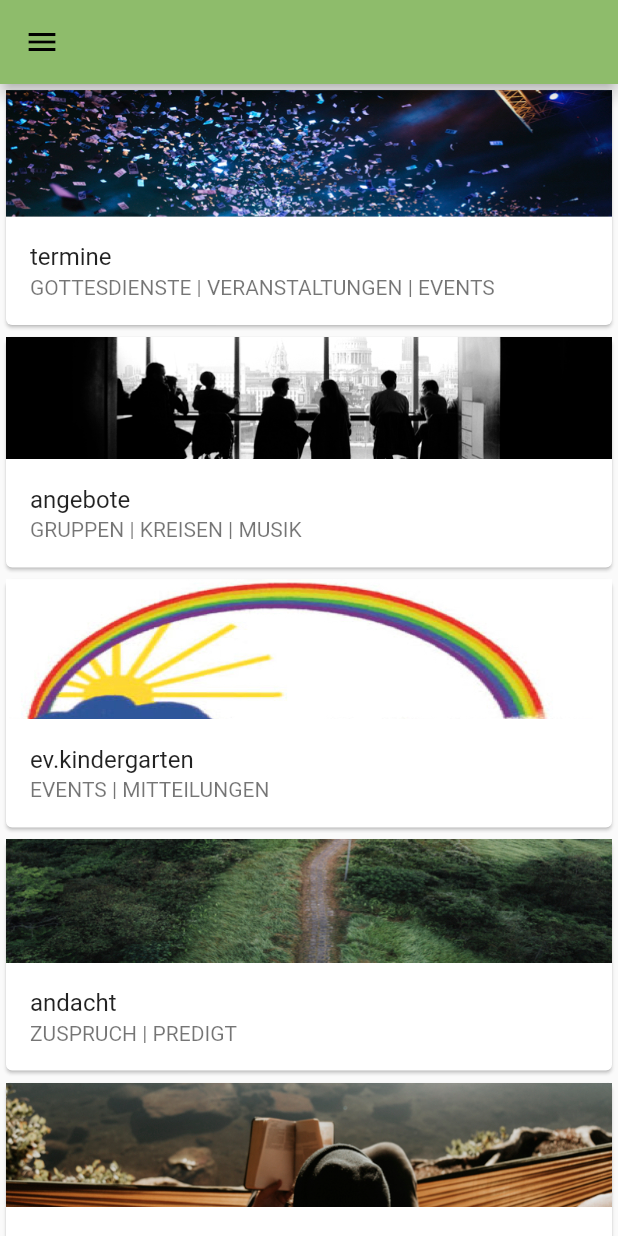
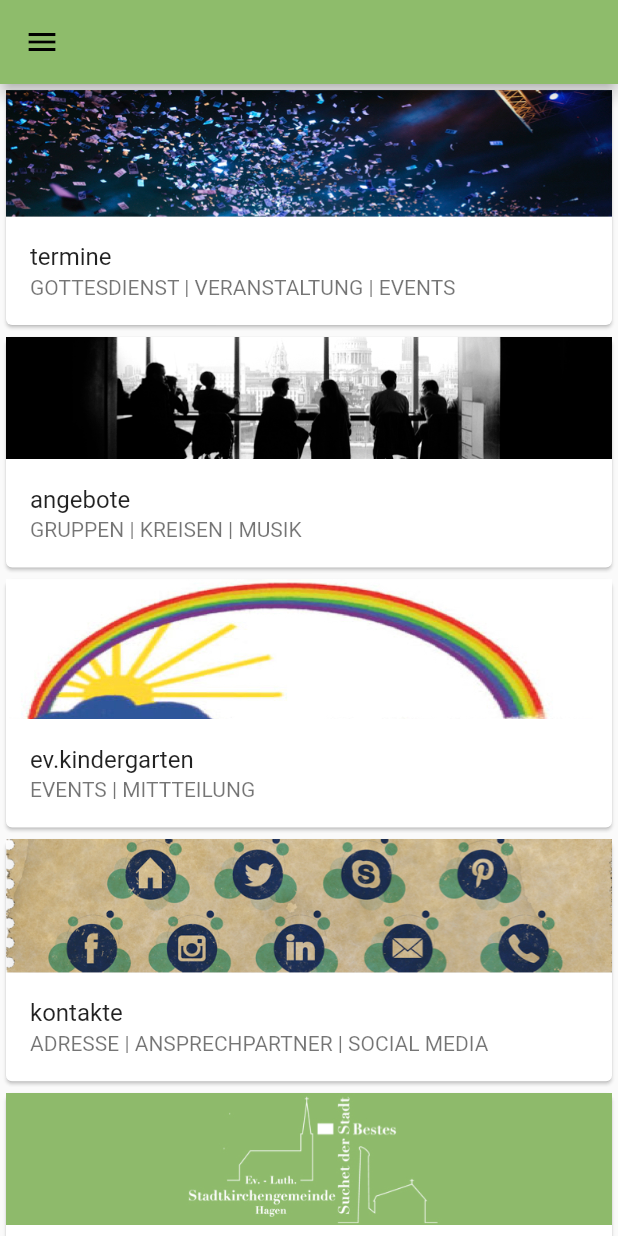
Before and after one commit to chibodev/skg-hagen, a Flutter app: the screen it shows after launch, in the side drawer, after a tap on "Home", on a phone screen of 412 x 824 dp. Run offline on Flutter 3.47's test engine with Material 2 defaults, Android fonts, the phone set to English and light mode, and no system bars; our stand-ins replace dio, yaml; missing offline and left inert: dio_http_cache; generated files the repository leaves out were written again; Roboto replaces fonts that are missing (Optima).

Commit message:
demo: making cards dynamic

```diff
--- a/assets/config/cards.yaml
+++ b/assets/config/cards.yaml
@@ -3,38 +3,58 @@ termine:
     - gottesdienst
     - veranstaltung
     - events
+  image: assets/images/termine.jpg
+  route: appointment
 
 angebote:
   groups:
     - gruppen
     - kreisen
     - musik
+  image: assets/images/angebote.jpg
+  route: offer
 
-andacht:
+ev.kindergarten:
   groups:
-    - zuspruch
-    - predigt
+    - events
+    - mittteilung
+  image: assets/images/kindergarten.jpg
+  route: kindergarten
 
-lesen:
-  groups:
-    - bibel
-
-gebet:
-  groups:
-    - gebetswunsch
-
-spende:
-  groups:
-    - spende
 
 kontakte:
   groups:
     - adresse
     - ansprechpartner
     - social media
+  image: assets/images/kontakte.jpg
+  route: contact
 
 über uns:
   groups:
     - geschichte
     - das presbyterium
     - impressum
+  image: assets/images/skg.jpg
+  route: about
+
+#andacht:
+#  groups:
+#    - zuspruch
+#    - predigt
+#  image: assets/images/andacht.jpg
+#
+#lesen:
+#  groups:
+#    - bibel
+#  image: assets/images/lesen.jpg
+#
+#gebet:
+#  groups:
+#    - gebetswunsch
+#  image: assets/images/gebet.jpg
+#
+#spende:
+#  groups:
+#    - spende
+#  image: assets/images/spende.jpg
--- a/lib/src/home/model/cardContent.dart
+++ b/lib/src/home/model/cardContent.dart
@@ -1,20 +1,20 @@
 class CardContent {
-  String _title;
-  List _subtitle;
-  String _custom;
-  String _routeName;
+  final String _title;
+  final List<String> _subtitle;
+  final String _custom;
+  final String _routeName;
 
   CardContent(this._title, this._subtitle, this._routeName, [this._custom]);
 
   String get custom => _custom;
 
-  List get subtitle => _subtitle;
+  List<String> get subtitle => _subtitle;
 
   String get joinedSubtitle => _subtitle.join(" | ");
 
   String get title => _title;
 
-  List get subtitleList => _subtitle;
+  List<String> get subtitleList => _subtitle;
 
   String get routeName => _routeName;
 }
--- a/lib/src/home/model/singleCard.dart
+++ /dev/null
@@ -1,47 +0,0 @@
-import 'package:skg_hagen/src/common/routes/routes.dart';
-import 'package:skg_hagen/src/home/model/cardContent.dart';
-
-class SingleCard {
-  List _cards = new List<CardContent>();
-
-  List getAllCards() {
-    _setCards();
-    return _cards;
-  }
-
-  void _setCards() {
-    //TODO: Retrieve data for 'home' from a config file (yaml for instance)
-    _cards.add(_createNewCard(
-        'termine',
-        ['GOTTESDIENSTE', 'VERANSTALTUNGEN', 'EVENTS'],
-        Routes.appointment,
-        'assets/images/termine.jpg'));
-    _cards.add(_createNewCard('angebote', ['GRUPPEN', 'KREISEN', 'MUSIK'],
-        Routes.offer, 'assets/images/angebote.jpg'));
-    _cards.add(_createNewCard('ev.Kindergarten', ['EVENTS', 'MITTEILUNGEN'],
-        Routes.kindergarten, 'assets/images/kindergarten.jpg'));
-    _cards.add(_createNewCard('andacht', ['ZUSPRUCH', 'PREDIGT'],
-        Routes.home, 'assets/images/andacht.jpg'));
-    _cards.add(_createNewCard(
-        'lesen', ['BIBEL'], Routes.home, 'assets/images/lesen.jpg'));
-    _cards.add(_createNewCard(
-        'gebet', ['GEBETSWUNSCH'], Routes.home, 'assets/images/gebet.jpg'));
-    _cards.add(_createNewCard(
-        'spende', ['KOLLEKTE'], Routes.home, 'assets/images/spende.jpg'));
-    _cards.add(_createNewCard(
-        'kontakte',
-        ['ADRESSE', 'ANSPRECHPARTNER', 'SOCIAL MEDIA'],
-        Routes.home,
-        'assets/images/kontakte.jpg'));
-    _cards.add(_createNewCard(
-        'Über uns',
-        ['GESCHICHTE', 'DAS PRESBYTERIUM', 'IMPRESSUM'],
-        Routes.home,
-        'assets/images/skg.jpg'));
-  }
-
-  CardContent _createNewCard(String title, List subtitle, String routeName,
-      [String imagePath]) {
-    return new CardContent(title, subtitle, routeName, imagePath);
-  }
-}
--- /dev/null
+++ b/lib/src/home/service/singleCard.dart
@@ -0,0 +1,52 @@
+import 'package:skg_hagen/src/common/service/assetClient.dart';
+import 'package:skg_hagen/src/home/model/cardContent.dart';
+import 'package:yaml/yaml.dart';
+
+class SingleCard {
+  final List<CardContent> _cards = List<CardContent>();
+  static const String CONFIG_FILE = 'assets/config/cards.yaml';
+
+  Future<List<CardContent>> getAllCards() async {
+    _setCardDetails();
+    return _cards;
+  }
+
+  void _setCardDetails() async {
+    final YamlMap cardConfig = await _loadConfig();
+
+    cardConfig.forEach((dynamic key, dynamic value) {
+      final List<String> subtitle = <String>[];
+      String img = '', route = '';
+
+      value.forEach((dynamic group, dynamic name) {
+        if (name is YamlList) {
+          name.forEach((dynamic item) {
+            subtitle.add(item.toString().toUpperCase());
+          });
+        }
+        if (name is String && group == 'image') {
+          img = name;
+        }
+        if (name is String && group == 'route') {
+          route = name;
+        }
+      });
+
+      _cards.add(_createNewCard(key, subtitle, "/$route", img));
+    });
+  }
+
+  Future<YamlMap> _loadConfig() async {
+    final String card =
+        await AssetClient().loadAsset(CONFIG_FILE);
+
+    final YamlMap cardConfig = loadYaml(card);
+    return cardConfig;
+  }
+
+  CardContent _createNewCard(
+      String title, List<String> subtitle, String routeName,
+      [String imagePath]) {
+    return CardContent(title, subtitle, routeName, imagePath);
+  }
+}
--- a/lib/src/home/view/cards.dart
+++ b/lib/src/home/view/cards.dart
@@ -1,7 +1,7 @@
 import 'package:flutter/material.dart';
 import 'package:skg_hagen/src/home/model/cardContent.dart';
 import 'package:skg_hagen/src/home/model/monthlyScripture.dart';
-import 'package:skg_hagen/src/home/model/singleCard.dart';
+import 'package:skg_hagen/src/home/service/singleCard.dart';
 import 'package:skg_hagen/src/home/repository/monthlyScriptureClient.dart';
 import 'package:skg_hagen/src/menu/controller/menu.dart';
 
@@ -9,7 +9,6 @@ class Cards {
   final TextStyle _fontOptima = const TextStyle(fontFamily: 'Optima');
   MonthlyScriptureClient monthlyScriptureClient = MonthlyScriptureClient();
   BuildContext _context;
-
 
   Widget getCards(BuildContext context) {
     this._context = context;
@@ -24,7 +23,7 @@ class Cards {
               print('monthlyverse snapshot data is: ${response.data}');
               return Text('');
             }
-            if (response.data != null) {
+            if (response.connectionState == ConnectionState.done && response.data != null) {
               return Center(
                   child: RichText(
                       text: TextSpan(
@@ -47,7 +46,18 @@ class Cards {
         ),
         backgroundColor: Color(0xFF8EBC6B),
       ),
-      body: _buildCards(),
+      body: FutureBuilder(
+        future: _getAllCards(),
+        builder:
+            (BuildContext context, AsyncSnapshot<List<CardContent>> response) {
+          if (response.connectionState == ConnectionState.done && response.data != null) {
+            return _buildCards(response.data);
+          }
+          return CircularProgressIndicator(
+            valueColor: AlwaysStoppedAnimation<Color>(Color(0xFF8EBC6B)),
+          );
+        },
+      ),
       drawer: Menu(),
     );
   }
@@ -56,10 +66,11 @@ class Cards {
     return await MonthlyScriptureClient().getVerse();
   }
 
-  Widget _buildCards() {
-    final SingleCard card = SingleCard();
-    final List<CardContent> cards = card.getAllCards();
+  Future<List<CardContent>> _getAllCards() async {
+    return await SingleCard().getAllCards();
+  }
 
+  Widget _buildCards(List<CardContent> cards) {
     return ListView.builder(
         padding: EdgeInsets.zero,
         itemCount: cards.length,
--- a/lib/src/menu/view/drawerList.dart
+++ b/lib/src/menu/view/drawerList.dart
@@ -1,44 +1,55 @@
 import 'package:flutter/material.dart';
 import 'package:skg_hagen/src/home/model/cardContent.dart';
 import 'package:skg_hagen/src/common/routes/routes.dart';
-import 'package:skg_hagen/src/home/model/singleCard.dart';
+import 'package:skg_hagen/src/home/service/singleCard.dart';
 
 class DrawerList {
 
+  static const String LOGO = 'assets/images/skg-green.png';
+
   static Widget getList(BuildContext context) {
+    final SingleCard card = SingleCard();
+    final Future<List<CardContent>> cards = card.getAllCards();
+
+    return Drawer(
+        child: FutureBuilder(
+      future: cards,
+      builder:
+          (BuildContext context, AsyncSnapshot<List<CardContent>> response) {
+        if (response.connectionState == ConnectionState.done &&
+            response.data != null) {
+          return _buildListView(context, response.data);
+        }
+        return CircularProgressIndicator(
+          valueColor: AlwaysStoppedAnimation<Color>(Color(0xFF8EBC6B)),
+        );
+      },
+    ));
+  }
+
+  static Widget _buildListView(BuildContext context, List<CardContent> cards) {
+    return ListView(
+        padding: EdgeInsets.zero, children: _cardList(context, cards));
+  }
+
+  static List<Widget> _cardList(BuildContext context, List<CardContent> cards) {
     String capitalize(String s) => s[0].toUpperCase() + s.substring(1);
-    final SingleCard card = SingleCard();
-    List<CardContent> cards = card.getAllCards();
-    return Drawer(
-      child: ListView(
-        padding: EdgeInsets.zero,
-        children: <Widget>[
-          _createHeader(
-              () => Navigator.pushReplacementNamed(context, Routes.home)),
-          _createDrawerItem(
-              text: 'Home',
-              onTap: () =>
-                  Navigator.pushReplacementNamed(context, Routes.home)),
-          _createDrawerItem(
-              text: capitalize(cards[0].title),
-              onTap: () =>
-                  Navigator.pushReplacementNamed(context, Routes.appointment)),
-          _createDrawerItem(
-            text: capitalize(cards[1].title),
-            onTap: () => Navigator.pushReplacementNamed(context, Routes.offer),
-          ),
-          _createDrawerItem(
-            text: capitalize(cards[2].title),
-            onTap: () => Navigator.pushReplacementNamed(context, Routes.kindergarten),
-          ),
-          _createDrawerItem(text: capitalize(cards[3].title)),
-          _createDrawerItem(text: capitalize(cards[4].title)),
-          _createDrawerItem(text: capitalize(cards[5].title)),
-          _createDrawerItem(text: capitalize(cards[6].title)),
-          _createDrawerItem(text: capitalize(cards[7].title)),
-        ],
-      ),
-    );
+    final List<Widget> list = List<Widget>();
+
+    list.add(_createHeader(
+        () => Navigator.pushReplacementNamed(context, Routes.home)));
+
+    list.add(_createDrawerItem(
+        text: 'Home',
+        onTap: () => Navigator.pushReplacementNamed(context, Routes.home)));
+
+    for (int i = 0; i < cards.length; i++) {
+      list.add(_createDrawerItem(
+          text: capitalize(cards[i].title),
+          onTap: () =>
+              Navigator.pushReplacementNamed(context, cards[i].routeName)));
+    }
+    return list;
   }
 
   static Widget _createHeader(GestureTapCallback onTap) {
@@ -52,7 +63,7 @@ class DrawerList {
         child: GestureDetector(
           onTap: onTap,
           child: Image(
-              image: AssetImage('assets/images/skg-green.png'),
+              image: AssetImage(LOGO),
               fit: BoxFit.cover),
         ),
       ),
```
